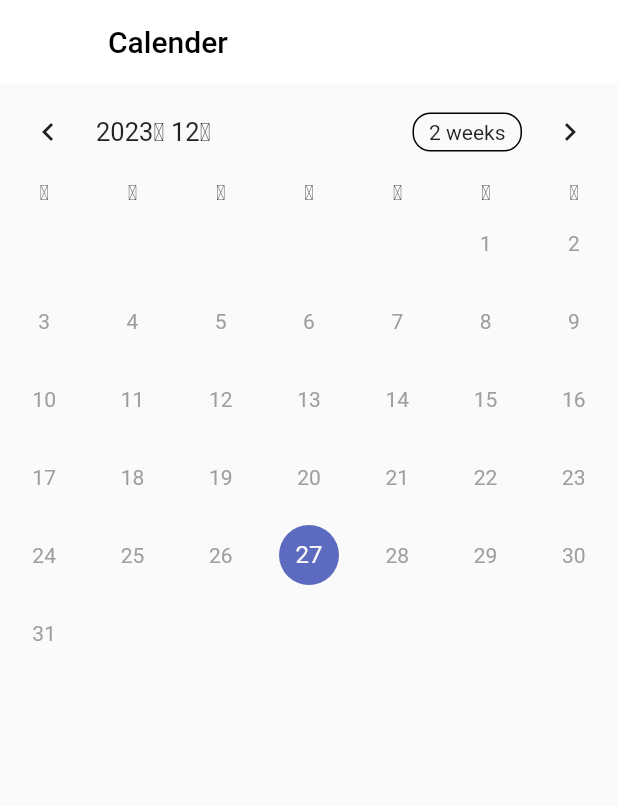
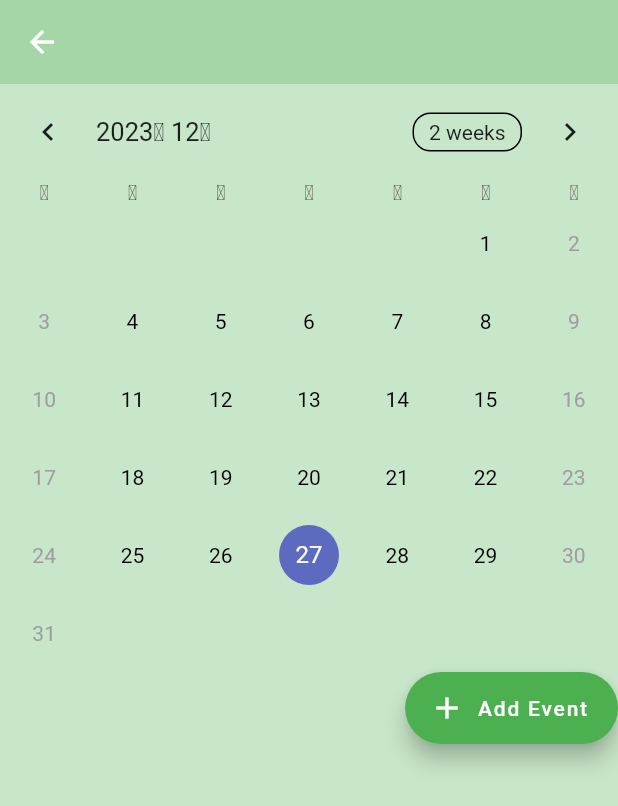
Before and after one commit to chanbeenkim/pomodoro_app, a Flutter app: the MyDataScreen screen opened directly, on a phone screen of 412 x 824 dp. Shown: the top 806 px of the screen. Run offline on Flutter 3.47's test engine with Material 2 defaults, Android fonts, the phone set to English and light mode, and no system bars; drawn by our look-alikes of table_calendar.

Commit message:
Calendar Add text 기능 구현

```diff
--- /dev/null
+++ b/lib/event.dart
@@ -0,0 +1,7 @@
+class Event {
+  final String title;
+  Event({required this.title});
+
+  @override
+  String toString() => title;
+}
--- a/lib/main.dart
+++ b/lib/main.dart
@@ -1,6 +1,6 @@
 import 'package:flutter/material.dart';
 import 'package:intl/date_symbol_data_local.dart';
-import 'package:pomodoro_app/screens/my_data_screen.dart';
+import 'package:pomodoro_app/screens/home_screen.dart';
 
 void main() async {
   await initializeDateFormatting();
@@ -15,7 +15,7 @@ class MyApp extends StatelessWidget {
   Widget build(BuildContext context) {
     return const MaterialApp(
       title: "Pomodoro App",
-      home: MyDataScreen(),
+      home: HomeScreen(),
     );
   }
 }
--- a/lib/screens/home_screen.dart
+++ b/lib/screens/home_screen.dart
@@ -34,6 +34,7 @@ class _HomeScreenState extends State<HomeScreen> {
 
   void onStartPressed() {
     timer = Timer.periodic(const Duration(seconds: 1), onTick);
+
     setState(() {
       isRunning = true;
     });
--- a/lib/screens/my_data_screen.dart
+++ b/lib/screens/my_data_screen.dart
@@ -1,5 +1,6 @@
 import 'package:flutter/material.dart';
 import 'package:table_calendar/table_calendar.dart';
+import 'package:pomodoro_app/event.dart';
 
 class MyDataScreen extends StatefulWidget {
   const MyDataScreen({
@@ -11,33 +12,43 @@ class MyDataScreen extends StatefulWidget {
 }
 
 class _MyDataScreenState extends State<MyDataScreen> {
-  DateTime selectedDay = DateTime(
-    DateTime.now().year,
-    DateTime.now().month,
-    DateTime.now().day,
-  );
+  late Map<DateTime, List<Event>> selectedEvents;
+  DateTime selectedDay = DateTime.now();
   DateTime focusedDay = DateTime.now();
+
+  @override
+  void initState() {
+    selectedEvents = {};
+    super.initState();
+  }
+
+  final TextEditingController _eventController = TextEditingController();
+
+  List<Event> _getEventsForDay(DateTime day) {
+    return selectedEvents[day] ?? [];
+  }
+
+  @override
+  void dispose() {
+    _eventController.dispose();
+    super.dispose();
+  }
 
   @override
   Widget build(BuildContext context) {
     return Scaffold(
+      backgroundColor: Colors.green[100],
       appBar: AppBar(
-        backgroundColor: Colors.white,
+        backgroundColor: Colors.green[200],
         elevation: 0,
-        title: const Text(
-          'Calender',
-          style: TextStyle(
-            color: Colors.black,
-          ),
-        ),
       ),
       body: Column(
         children: [
           TableCalendar(
             locale: 'ko_KR',
             focusedDay: focusedDay,
-            firstDay: DateTime(2023, 12, 1),
-            lastDay: DateTime(2023, 12, 31),
+            firstDay: DateTime.utc(2023, 12, 1),
+            lastDay: DateTime.utc(2023, 12, 31),
             onDaySelected: (selectedDay, focusedDay) {
               setState(() {
                 this.selectedDay = selectedDay;
@@ -49,17 +60,22 @@ class _MyDataScreenState extends State<MyDataScreen> {
             },
             calendarStyle: CalendarStyle(
               defaultTextStyle: const TextStyle(
-                color: Colors.grey,
+                color: Colors.black,
               ),
-              weekendTextStyle: const TextStyle(
-                color: Colors.grey,
+              markerSize: 10,
+              markerDecoration: const BoxDecoration(
+                color: Colors.orange,
+                shape: BoxShape.circle,
+              ),
+              weekendTextStyle: TextStyle(
+                color: Colors.grey.shade500,
               ),
               outsideDaysVisible: false,
               todayDecoration: BoxDecoration(
                 color: Colors.transparent,
                 shape: BoxShape.circle,
                 border: Border.all(
-                  color: Colors.green,
+                  color: Colors.green.shade600,
                   width: 3,
                 ),
               ),
@@ -68,14 +84,65 @@ class _MyDataScreenState extends State<MyDataScreen> {
                 fontWeight: FontWeight.w600,
               ),
             ),
+            eventLoader: _getEventsForDay,
+          ),
+          ..._getEventsForDay(selectedDay).map(
+            ((Event event) => ListTile(title: Text(event.title))),
+          ),
+          Row(
+            mainAxisAlignment: MainAxisAlignment.end,
+            children: [
+              FloatingActionButton.extended(
+                backgroundColor: Colors.green,
+                onPressed: () => showDialog(
+                  context: context,
+                  builder: (context) => AlertDialog(
+                    title: const Text('Add Event'),
+                    content: TextFormField(
+                      controller: _eventController,
+                    ),
+                    actions: [
+                      TextButton(
+                        onPressed: () => Navigator.pop(context),
+                        child: const Text(
+                          "Cancel",
+                        ),
+                      ),
+                      TextButton(
+                        onPressed: () {
+                          if (_eventController.text.isEmpty) {
+                            // Navigator.pop(context);
+                            // return;
+                          } else {
+                            if (selectedEvents[selectedDay] != null) {
+                              selectedEvents[selectedDay]!.add(
+                                Event(title: _eventController.text),
+                              );
+                            } else {
+                              selectedEvents[selectedDay] = [
+                                Event(title: _eventController.text)
+                              ];
+                            }
+                            Navigator.pop(context);
+                            _eventController.clear();
+                            setState(() {});
+                            return;
+                          }
+                        },
+                        child: const Text(
+                          "OK",
+                        ),
+                      ),
+                    ],
+                  ),
+                ),
+                label: const Text("Add Event"),
+                icon: const Icon(Icons.add),
+              )
+            ],
           ),
         ],
       ),
     );
   }
 }
-
-class Event {
-  String title;
-  Event(this.title);
-}
```
